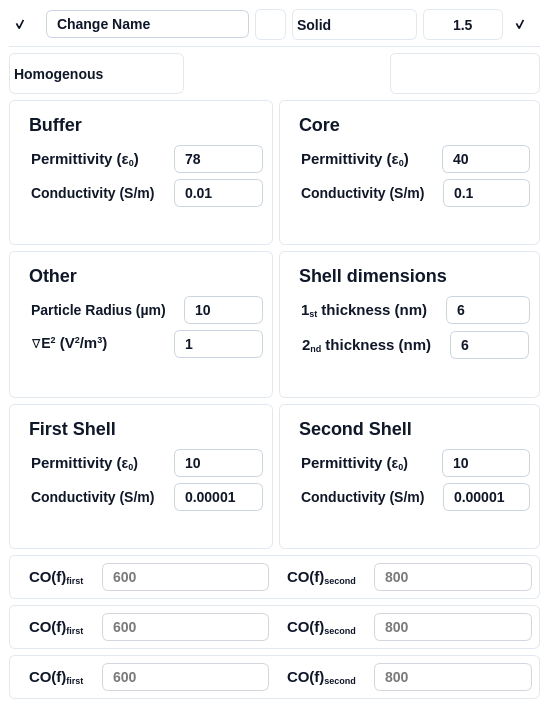
Qt form ui/curve_widget.ui (IoanTivig/OpenDEP_View) before a commit.
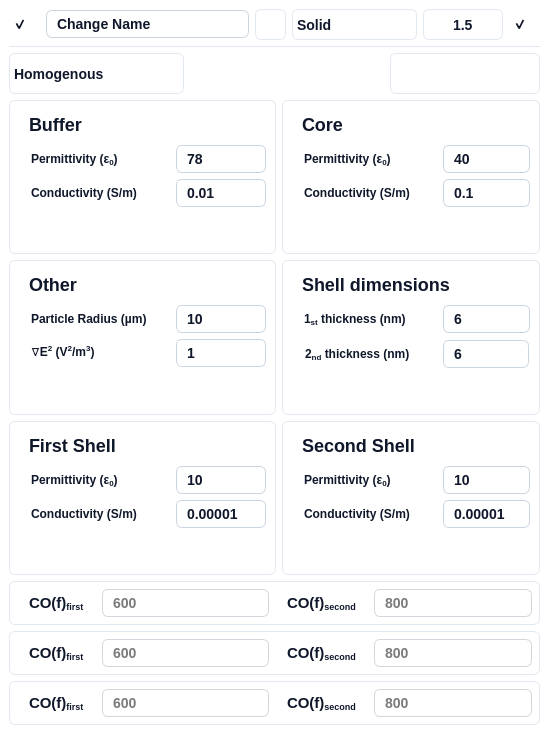
The same form after that commit. Icons and pictures are not drawn.

```diff
--- a/ui/curve_widget.ui
+++ b/ui/curve_widget.ui
@@ -7,7 +7,7 @@
     <x>0</x>
     <y>0</y>
     <width>549</width>
-    <height>708</height>
+    <height>734</height>
    </rect>
   </property>
   <property name="windowTitle">
@@ -1090,7 +1090,7 @@
     padding: 4px 8px;  /* Padding */</string>
                    </property>
                    <property name="text">
-                    <string>&lt;html&gt;&lt;head/&gt;&lt;body&gt;&lt;p&gt;&lt;span style=&quot; font-size:11pt;&quot;&gt;Permittivity (ε&lt;/span&gt;&lt;span style=&quot; font-size:11pt; vertical-align:sub;&quot;&gt;0&lt;/span&gt;&lt;span style=&quot; font-size:11pt;&quot;&gt;)&lt;/span&gt;&lt;/p&gt;&lt;/body&gt;&lt;/html&gt;</string>
+                    <string>&lt;html&gt;&lt;head/&gt;&lt;body&gt;&lt;p&gt;&lt;span style=&quot; font-size:9pt;&quot;&gt;Permittivity (ε&lt;/span&gt;&lt;span style=&quot; font-size:9pt; vertical-align:sub;&quot;&gt;0&lt;/span&gt;&lt;span style=&quot; font-size:9pt;&quot;&gt;)&lt;/span&gt;&lt;/p&gt;&lt;/body&gt;&lt;/html&gt;</string>
                    </property>
                   </widget>
                  </item>
@@ -1160,7 +1160,7 @@
     padding: 4px 8px;  /* Padding */</string>
                    </property>
                    <property name="text">
-                    <string>Conductivity (S/m)</string>
+                    <string>&lt;html&gt;&lt;head/&gt;&lt;body&gt;&lt;p&gt;&lt;span style=&quot; font-size:9pt;&quot;&gt;Conductivity (S/m)&lt;/span&gt;&lt;/p&gt;&lt;/body&gt;&lt;/html&gt;</string>
                    </property>
                   </widget>
                  </item>
@@ -1303,7 +1303,7 @@
     padding: 4px 8px;  /* Padding */</string>
                    </property>
                    <property name="text">
-                    <string>&lt;html&gt;&lt;head/&gt;&lt;body&gt;&lt;p&gt;&lt;span style=&quot; font-size:11pt;&quot;&gt;Permittivity (ε&lt;/span&gt;&lt;span style=&quot; font-size:11pt; vertical-align:sub;&quot;&gt;0&lt;/span&gt;&lt;span style=&quot; font-size:11pt;&quot;&gt;)&lt;/span&gt;&lt;/p&gt;&lt;/body&gt;&lt;/html&gt;</string>
+                    <string>&lt;html&gt;&lt;head/&gt;&lt;body&gt;&lt;p&gt;&lt;span style=&quot; font-size:9pt;&quot;&gt;Permittivity (ε&lt;/span&gt;&lt;span style=&quot; font-size:9pt; vertical-align:sub;&quot;&gt;0&lt;/span&gt;&lt;span style=&quot; font-size:9pt;&quot;&gt;)&lt;/span&gt;&lt;/p&gt;&lt;/body&gt;&lt;/html&gt;</string>
                    </property>
                   </widget>
                  </item>
@@ -1373,7 +1373,7 @@
     padding: 4px 8px;  /* Padding */</string>
                    </property>
                    <property name="text">
-                    <string>Conductivity (S/m)</string>
+                    <string>&lt;html&gt;&lt;head/&gt;&lt;body&gt;&lt;p&gt;&lt;span style=&quot; font-size:9pt;&quot;&gt;Conductivity (S/m)&lt;/span&gt;&lt;/p&gt;&lt;/body&gt;&lt;/html&gt;</string>
                    </property>
                   </widget>
                  </item>
@@ -1516,7 +1516,7 @@
     padding: 4px 8px;  /* Padding */</string>
                    </property>
                    <property name="text">
-                    <string>&lt;html&gt;&lt;head/&gt;&lt;body&gt;&lt;p&gt;&lt;span style=&quot; font-size:11pt;&quot;&gt;Permittivity (&lt;/span&gt;ε&lt;span style=&quot; vertical-align:sub;&quot;&gt;0&lt;/span&gt;)&lt;/p&gt;&lt;/body&gt;&lt;/html&gt;</string>
+                    <string>&lt;html&gt;&lt;head/&gt;&lt;body&gt;&lt;p&gt;&lt;span style=&quot; font-size:9pt;&quot;&gt;Permittivity (ε&lt;/span&gt;&lt;span style=&quot; font-size:9pt; vertical-align:sub;&quot;&gt;0&lt;/span&gt;&lt;span style=&quot; font-size:9pt;&quot;&gt;)&lt;/span&gt;&lt;/p&gt;&lt;/body&gt;&lt;/html&gt;</string>
                    </property>
                   </widget>
                  </item>
@@ -1586,7 +1586,7 @@
     padding: 4px 8px;  /* Padding */</string>
                    </property>
                    <property name="text">
-                    <string>Conductivity (S/m)</string>
+                    <string>&lt;html&gt;&lt;head/&gt;&lt;body&gt;&lt;p&gt;&lt;span style=&quot; font-size:9pt;&quot;&gt;Conductivity (S/m)&lt;/span&gt;&lt;/p&gt;&lt;/body&gt;&lt;/html&gt;</string>
                    </property>
                   </widget>
                  </item>
@@ -1729,7 +1729,7 @@
     padding: 4px 8px;  /* Padding */</string>
                    </property>
                    <property name="text">
-                    <string>&lt;html&gt;&lt;head/&gt;&lt;body&gt;&lt;p&gt;&lt;span style=&quot; font-size:11pt;&quot;&gt;Permittivity (&lt;/span&gt;ε&lt;span style=&quot; vertical-align:sub;&quot;&gt;0&lt;/span&gt;)&lt;/p&gt;&lt;/body&gt;&lt;/html&gt;</string>
+                    <string>&lt;html&gt;&lt;head/&gt;&lt;body&gt;&lt;p&gt;&lt;span style=&quot; font-size:9pt;&quot;&gt;Permittivity (ε&lt;/span&gt;&lt;span style=&quot; font-size:9pt; vertical-align:sub;&quot;&gt;0&lt;/span&gt;&lt;span style=&quot; font-size:9pt;&quot;&gt;)&lt;/span&gt;&lt;/p&gt;&lt;/body&gt;&lt;/html&gt;</string>
                    </property>
                   </widget>
                  </item>
@@ -1799,7 +1799,7 @@
     padding: 4px 8px;  /* Padding */</string>
                    </property>
                    <property name="text">
-                    <string>Conductivity (S/m)</string>
+                    <string>&lt;html&gt;&lt;head/&gt;&lt;body&gt;&lt;p&gt;&lt;span style=&quot; font-size:9pt;&quot;&gt;Conductivity (S/m)&lt;/span&gt;&lt;/p&gt;&lt;/body&gt;&lt;/html&gt;</string>
                    </property>
                   </widget>
                  </item>
@@ -1942,7 +1942,7 @@
     padding: 4px 8px;  /* Padding */</string>
                    </property>
                    <property name="text">
-                    <string>&lt;html&gt;&lt;head/&gt;&lt;body&gt;&lt;p&gt;&lt;span style=&quot; font-size:11pt;&quot;&gt;1&lt;/span&gt;&lt;span style=&quot; font-size:11pt; vertical-align:sub;&quot;&gt;st&lt;/span&gt;&lt;span style=&quot; font-size:11pt;&quot;&gt; thickness (nm)&lt;/span&gt;&lt;/p&gt;&lt;/body&gt;&lt;/html&gt;</string>
+                    <string>&lt;html&gt;&lt;head/&gt;&lt;body&gt;&lt;p&gt;&lt;span style=&quot; font-size:9pt;&quot;&gt;1&lt;/span&gt;&lt;span style=&quot; font-size:9pt; vertical-align:sub;&quot;&gt;st&lt;/span&gt;&lt;span style=&quot; font-size:9pt;&quot;&gt; thickness (nm)&lt;/span&gt;&lt;/p&gt;&lt;/body&gt;&lt;/html&gt;</string>
                    </property>
                   </widget>
                  </item>
@@ -2016,7 +2016,7 @@
     padding: 4px 8px;  /* Padding */</string>
                     </property>
                     <property name="text">
-                     <string>&lt;html&gt;&lt;head/&gt;&lt;body&gt;&lt;p&gt;&lt;span style=&quot; font-size:11pt;&quot;&gt;2&lt;/span&gt;&lt;span style=&quot; font-size:11pt; vertical-align:sub;&quot;&gt;nd&lt;/span&gt;&lt;span style=&quot; font-size:11pt;&quot;&gt; thickness (nm)&lt;/span&gt;&lt;/p&gt;&lt;/body&gt;&lt;/html&gt;</string>
+                     <string>&lt;html&gt;&lt;head/&gt;&lt;body&gt;&lt;p&gt;&lt;span style=&quot; font-size:9pt;&quot;&gt;2&lt;/span&gt;&lt;span style=&quot; font-size:9pt; vertical-align:sub;&quot;&gt;nd&lt;/span&gt;&lt;span style=&quot; font-size:9pt;&quot;&gt; thickness (nm)&lt;/span&gt;&lt;/p&gt;&lt;/body&gt;&lt;/html&gt;</string>
                     </property>
                    </widget>
                   </item>
@@ -2160,7 +2160,7 @@
     padding: 4px 8px;  /* Padding */</string>
                    </property>
                    <property name="text">
-                    <string>Particle Radius (µm)</string>
+                    <string>&lt;html&gt;&lt;head/&gt;&lt;body&gt;&lt;p&gt;&lt;span style=&quot; font-size:9pt;&quot;&gt;Particle Radius (µm)&lt;/span&gt;&lt;/p&gt;&lt;/body&gt;&lt;/html&gt;</string>
                    </property>
                   </widget>
                  </item>
@@ -2230,7 +2230,7 @@
     padding: 4px 8px;  /* Padding */</string>
                    </property>
                    <property name="text">
-                    <string>&lt;html&gt;&lt;head/&gt;&lt;body&gt;&lt;p&gt;∇E&lt;span style=&quot; vertical-align:super;&quot;&gt;2&lt;/span&gt;&lt;span style=&quot; font-size:11pt;&quot;&gt; (V&lt;/span&gt;&lt;span style=&quot; font-size:11pt; vertical-align:super;&quot;&gt;2&lt;/span&gt;&lt;span style=&quot; font-size:11pt;&quot;&gt;/m&lt;/span&gt;&lt;span style=&quot; font-size:11pt; vertical-align:super;&quot;&gt;3&lt;/span&gt;&lt;span style=&quot; font-size:11pt;&quot;&gt;)&lt;/span&gt;&lt;/p&gt;&lt;/body&gt;&lt;/html&gt;</string>
+                    <string>&lt;html&gt;&lt;head/&gt;&lt;body&gt;&lt;p&gt;&lt;span style=&quot; font-size:9pt;&quot;&gt;∇E&lt;/span&gt;&lt;span style=&quot; font-size:9pt; vertical-align:super;&quot;&gt;2&lt;/span&gt;&lt;span style=&quot; font-size:9pt;&quot;&gt; (V&lt;/span&gt;&lt;span style=&quot; font-size:9pt; vertical-align:super;&quot;&gt;2&lt;/span&gt;&lt;span style=&quot; font-size:9pt;&quot;&gt;/m&lt;/span&gt;&lt;span style=&quot; font-size:9pt; vertical-align:super;&quot;&gt;3&lt;/span&gt;&lt;span style=&quot; font-size:9pt;&quot;&gt;)&lt;/span&gt;&lt;/p&gt;&lt;/body&gt;&lt;/html&gt;</string>
                    </property>
                   </widget>
                  </item>
```
